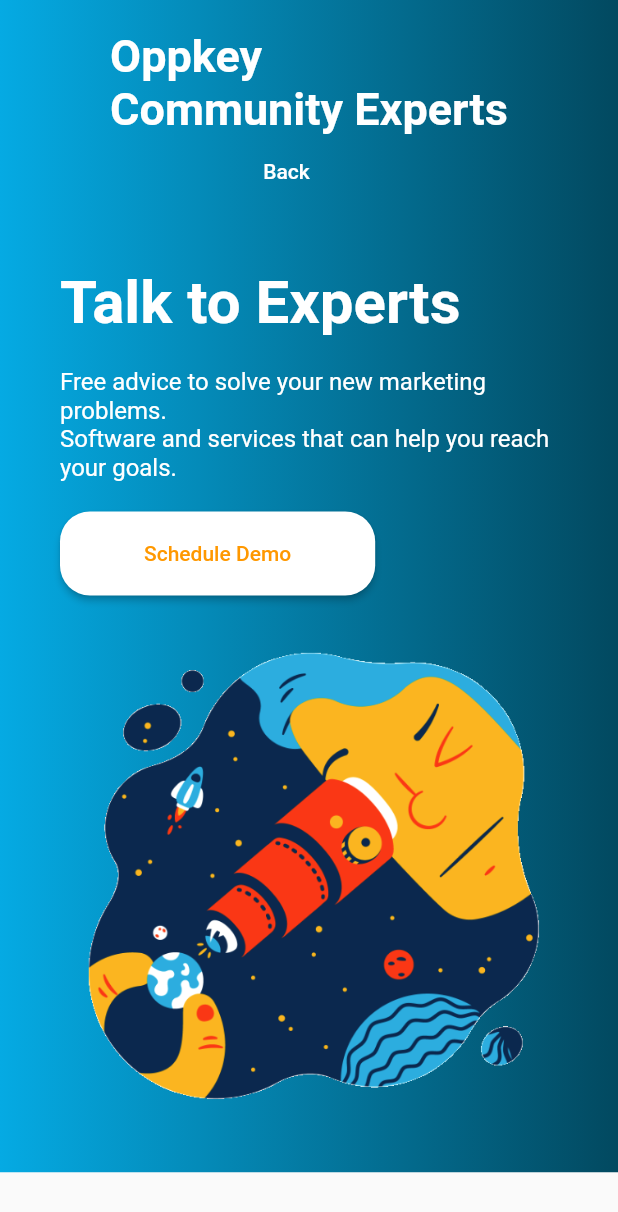
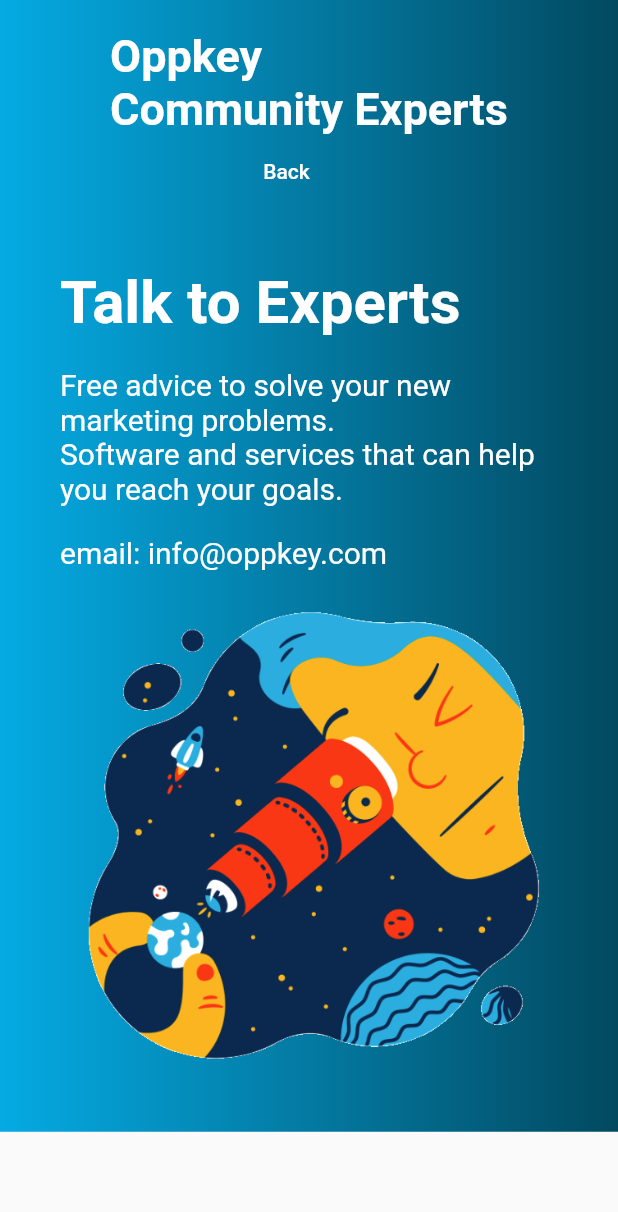
Before and after one commit to codetricity/flutter-web, a Flutter app: the Demo screen opened directly, on a phone screen of 412 x 824 dp. Shown: the top 1212 px of the screen. Run offline on Flutter 3.47's test engine with Material 2 defaults, Android fonts, the phone set to English and light mode, and no system bars; missing offline and left inert: dart:html, dart:js; Roboto replaces fonts that are missing (Rubik).

Commit message:
updated demo page

```diff
--- a/lib/Demo/DemoPage.dart
+++ b/lib/Demo/DemoPage.dart
@@ -25,43 +25,17 @@ class DemoPage extends StatelessWidget {
                 children: <Widget>[
                   Text(
                     "Free advice to solve your new marketing problems.",
-                    style: TextStyle(fontSize: 16.0, color: Colors.white),
+                    style: TextStyle(fontSize: 20.0, color: Colors.white),
                   ),
                   Text("Software and services that can help you reach your goals.",
-                    style: TextStyle(fontSize: 16.0, color: Colors.white),
+                    style: TextStyle(fontSize: 20.0, color: Colors.white),
                   ),
                 ],
               ),
             ),
+            Text('email: info@oppkey.com',
+            style: TextStyle(color: Colors.white, fontSize: 20)),
 
-                //products
-
-                MaterialButton(
-                  color: Colors.white,
-                  shape: RoundedRectangleBorder(
-                    borderRadius: BorderRadius.all(
-                      Radius.circular(20.0),
-                    ),
-                  ),
-                  onPressed: () {
-                    Navigator.push(
-                      context,
-                      MaterialPageRoute(builder: (context) => Demo()),
-                    );
-                  },
-                  child: Padding(
-                    padding: const EdgeInsets.symmetric(
-                        vertical: 20.0, horizontal: 40.0),
-                    child: Text(
-                      "Schedule Demo",
-                      style: TextStyle(color: Colors.orange),
-                    ),
-                  ),
-                ),
-                SizedBox(
-                  height: 10,
-                ),
-                // services
           ],
         ),
       ),
```
